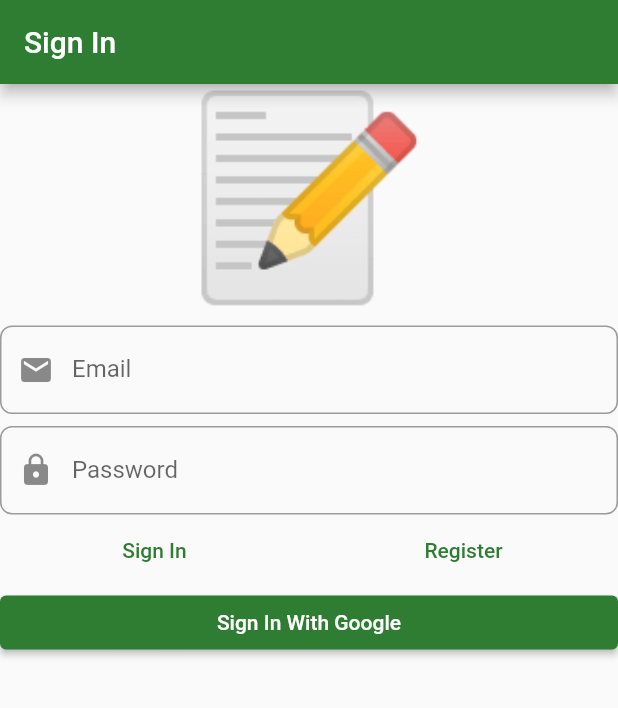
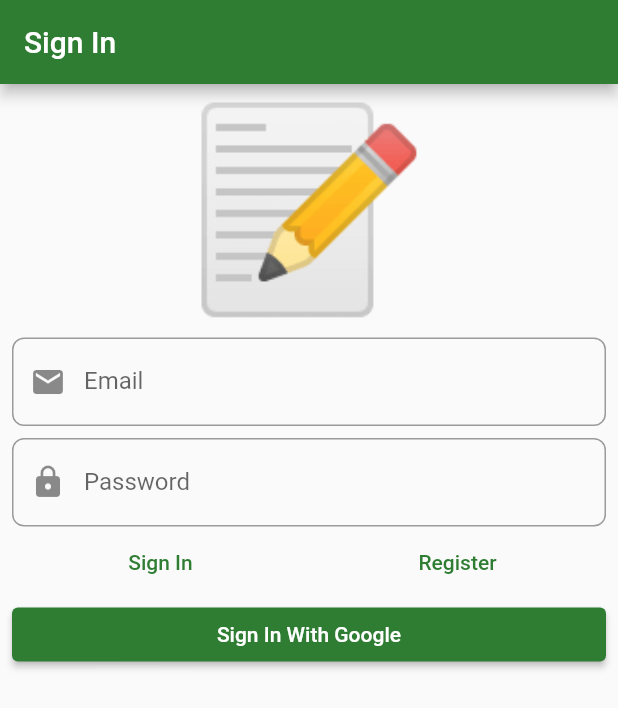
Before and after one commit to akshatshah/resocoder_ddd_course, a Flutter app: the screen it shows after launch, on a phone screen of 412 x 824 dp. Shown: the top 708 px of the screen. Run offline on Flutter 3.47's test engine with Material 2 defaults, Android fonts, the phone set to English and light mode, and no system bars; our stand-ins replace another_flushbar, auto_route, bloc, dartz, firebase_auth, firebase_core and 5 more; accounts and stored records are empty.

Commit message:
Section 11

```diff
--- a/lib/domain/auth/value_objects.dart
+++ b/lib/domain/auth/value_objects.dart
@@ -4,6 +4,7 @@ import 'package:resocoder_ddd_course/domain/core/value_objects.dart';
 import 'package:resocoder_ddd_course/domain/core/value_validators.dart';
 
 class EmailAddress extends ValueObject<String> {
+  @override
   final Either<ValueFailure<String>, String> value;
 
   factory EmailAddress(String input) {
@@ -16,6 +17,7 @@ class EmailAddress extends ValueObject<String> {
 }
 
 class Password extends ValueObject<String> {
+  @override
   final Either<ValueFailure<String>, String> value;
 
   factory Password(String input) {
--- a/lib/domain/core/failures.dart
+++ b/lib/domain/core/failures.dart
@@ -5,10 +5,28 @@ part 'failures.freezed.dart';
 @freezed
 class ValueFailure<T> with _$ValueFailure<T> {
   const factory ValueFailure.invalidEmail({
-    required String failedValue,
+    required T failedValue,
   }) = InvalidEmail<T>;
 
   const factory ValueFailure.shortPassword({
-    required String failedValue,
+    required T failedValue,
   }) = ShortPassword<T>;
+
+  const factory ValueFailure.exceedingLength({
+    required T failedValue,
+    required int max,
+  }) = ExceedingLenght<T>;
+
+  const factory ValueFailure.empty({
+    required T failedValue,
+  }) = Empty<T>;
+
+  const factory ValueFailure.multiline({
+    required T failedValue,
+  }) = Multiline<T>;
+
+  const factory ValueFailure.listTooLong({
+    required T failedValue,
+    required int max,
+  }) = ListTooLong<T>;
 }
--- a/lib/presentation/sign_in/widgets/sign_in_form.dart
+++ b/lib/presentation/sign_in/widgets/sign_in_form.dart
@@ -15,6 +15,7 @@ class SignInForm extends StatelessWidget {
               ? AutovalidateMode.always
               : AutovalidateMode.disabled,
           child: ListView(
+            padding: const EdgeInsets.all(8.0),
             children: [
               const Text(
                 '📝',
@@ -101,7 +102,15 @@ class SignInForm extends StatelessWidget {
                       );
                 },
                 child: const Text('Sign In With Google'),
-              )
+              ),
+              if (state.isSubmitting) ...[
+                const SizedBox(
+                  height: 8.0,
+                ),
+                const LinearProgressIndicator(
+                  value: null,
+                ),
+              ]
             ],
           ),
         );
```
Also changed, not shown: lib/domain/core/failures.freezed.dart.
